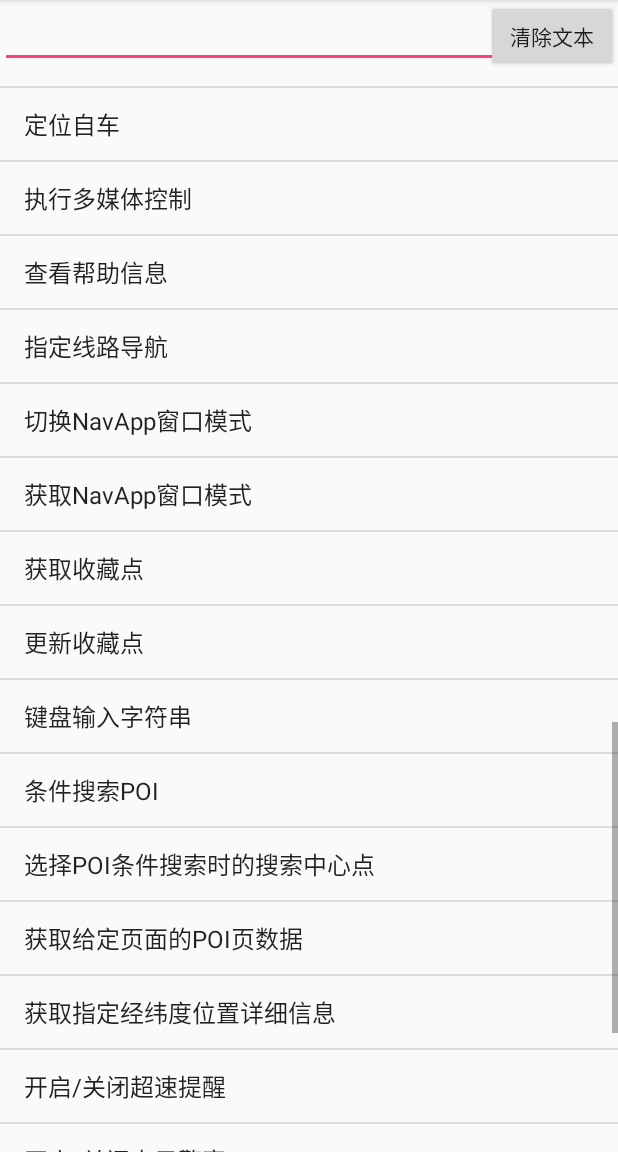
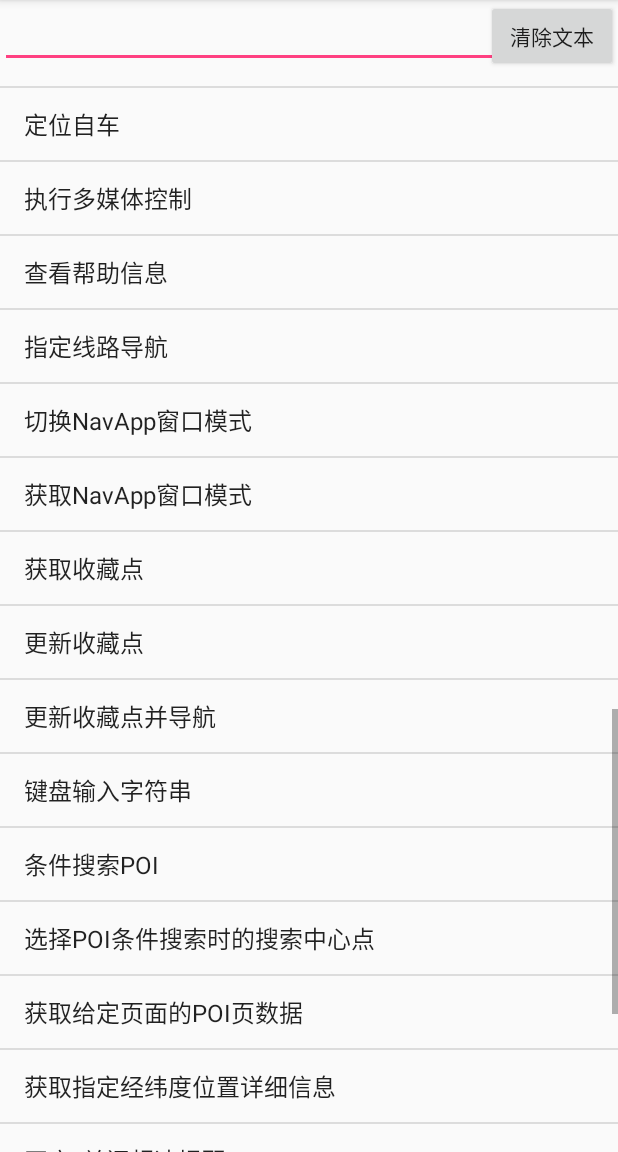
Before and after one commit to laoziaichihebaodan/aidlClient, an Android app: the screen it shows after launch (MainActivity), scrolled down 1516 dp, on a phone screen of 412 x 824 dp, the part 84-1236 px from its top. Run offline under Robolectric (Android 15) with nearby library versions, the phone set to English and light mode, and no system bars; 3 statements that could not run were skipped.

Commit message:
添加指令

```diff
--- a/app/src/main/java/com/fundrive/navaidlclient/Constant.java
+++ b/app/src/main/java/com/fundrive/navaidlclient/Constant.java
@@ -403,6 +403,10 @@ public class Constant {
     public static final int IA_CMD_UPDATE_KEYBOARD_INPUT = 0x202A;
     public static String IA_CMD_UPDATE_KEYBOARD_INPUT_CONTENT = "{\n\"iaKeyboardInput\":\"人民广场\"\n}";
     /**
+     * 2.29 更新收藏点并导航
+     */
+    public static final int IA_CMD_UPDATE_FAVORITE_POINT_AND_GUIDE = 0x201B;
+    /**
      * 3.0条件搜索POI
      */
     public static final int IA_CMD_SEARCH_POI_BY_CONDITION = 0x3000;
--- a/app/src/main/java/com/fundrive/navaidlclient/MainActivity.java
+++ b/app/src/main/java/com/fundrive/navaidlclient/MainActivity.java
@@ -302,6 +302,10 @@ public class MainActivity extends AppCompatActivity implements AdapterView.OnIte
             case Constant.IA_CMD_UPDATE_FAVORITE_POINT:
                 startActivity(new Intent(this, UpdateFavActivity.class));
                 break;
+            case Constant.IA_CMD_UPDATE_FAVORITE_POINT_AND_GUIDE:
+                startActivity(new Intent(this, UpdateFavActivity.class)
+                        .putExtra("cmd",Constant.IA_CMD_UPDATE_FAVORITE_POINT_AND_GUIDE));
+                break;
             case Constant.IA_CMD_UPDATE_KEYBOARD_INPUT:
                 startActivity(new Intent(this, InputActivity.class));
                 break;
--- a/app/src/main/java/com/fundrive/navaidlclient/Resource.java
+++ b/app/src/main/java/com/fundrive/navaidlclient/Resource.java
@@ -125,6 +125,8 @@ public class Resource {
             new CmdBean(Constant.IA_CMD_GET_FAVORITE_POINT, "获取收藏点",
                     Constant.IA_CMD_GET_FAVORITE_POINT_CONTENT),
             new CmdBean(Constant.IA_CMD_UPDATE_FAVORITE_POINT, "更新收藏点",
+                    Constant.IA_CMD_UPDATE_FAVORITE_POINT_CONTENT),
+            new CmdBean(Constant.IA_CMD_UPDATE_FAVORITE_POINT_AND_GUIDE,"更新收藏点并导航",
                     Constant.IA_CMD_UPDATE_FAVORITE_POINT_CONTENT),
             new CmdBean(Constant.IA_CMD_UPDATE_KEYBOARD_INPUT, "键盘输入字符串",
                     Constant.IA_CMD_UPDATE_KEYBOARD_INPUT_CONTENT),
```
Also changed, not shown: app/src/main/java/com/fundrive/navaidlclient/modules/UpdateFavActivity.java (+7 -1 lines).
